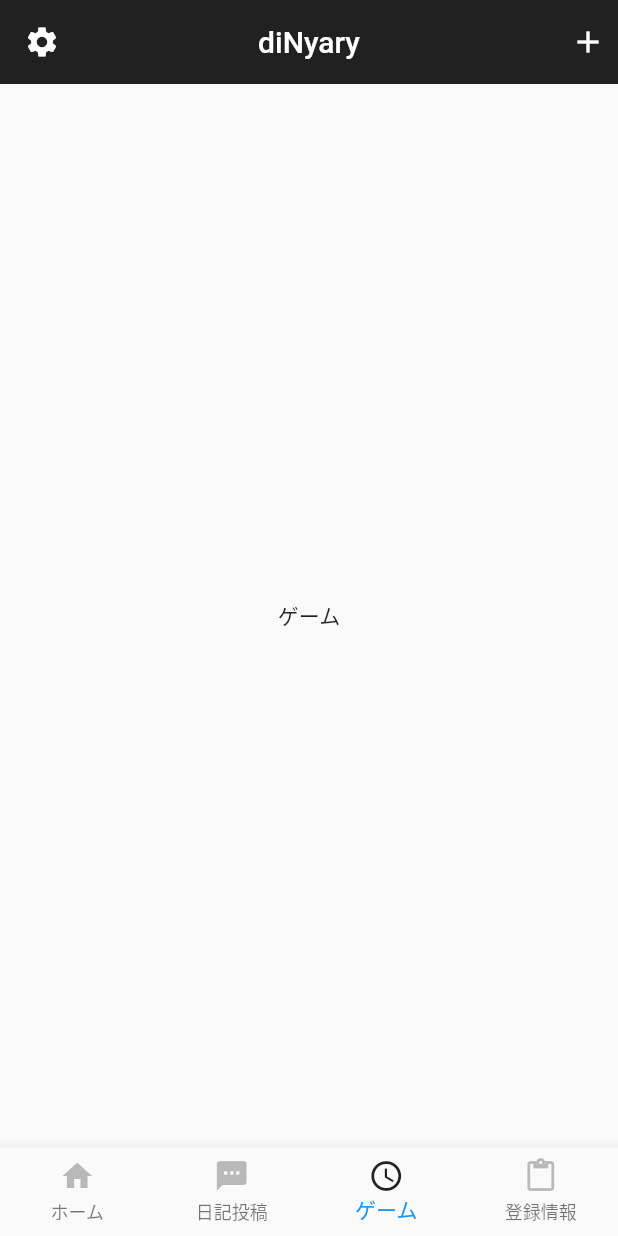
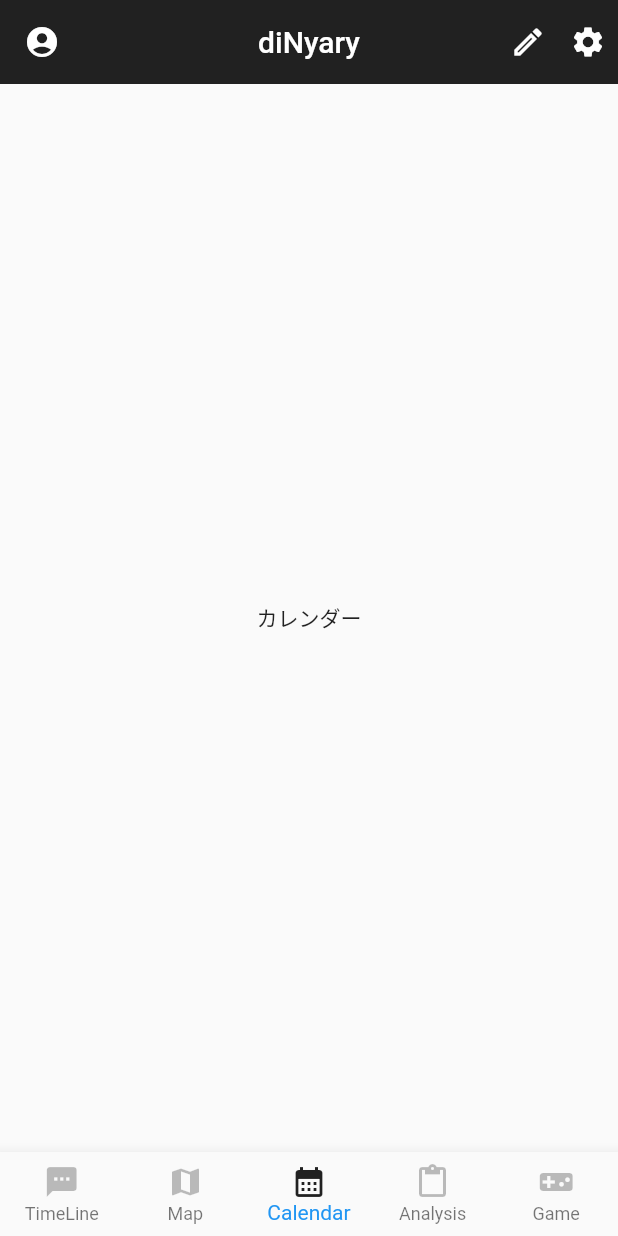
Before and after one commit to YutoUshijima/dinyary, a Flutter app: the screen it shows after launch, item 3 of the bottom bar chosen, on a phone screen of 412 x 824 dp. Run offline on Flutter 3.47's test engine with Material 2 defaults, Android fonts, the phone set to English and light mode, and no system bars.

Commit message:
ヘッダーとフッターを決定版に変更しました

```diff
--- a/lib/root.dart
+++ b/lib/root.dart
@@ -2,9 +2,12 @@ import 'package:flutter/cupertino.dart';
 import 'package:flutter/material.dart';
 
 // == 作成したWidget をインポート ==================
-import 'routes/home_route.dart';
-import 'routes/user_route.dart';
 import 'routes/timeline_route.dart';
+import 'routes/map_route.dart';
+import 'routes/calendar_route.dart';
+import 'routes/analysis_route.dart';
+//import 'routes/home_route.dart';
+//import 'routes/user_route.dart';
 import 'routes/game_route.dart';
 // =============================================
 
@@ -20,26 +23,28 @@ class _RootWidgetState extends State<RootWidget> {
   final _bottomNavigationBarItems = <BottomNavigationBarItem>[];
 
   static const _footerIcons = [
-    Icons.home,
     Icons.textsms,
-    Icons.access_time,
+    Icons.map,
+    Icons.calendar_month,
     Icons.content_paste,
-    Icons.work,
+    Icons.videogame_asset,
   ];
 
   static const _footerItemNames = [
-    'ホーム',
-    '日記投稿',
-    'ゲーム',
-    '登録情報',
+    'TimeLine',
+    'Map',
+    'Calendar',
+    'Analysis',
+    'Game',
   ];
 
   // === 追加部分 ===
   var _routes = [
-    Home(),
     TimeLine(),
+    Map(),
+    Calendar(),
+    Analysis(),
     Game(),
-    User(),
   ];
   // ==============
 
@@ -59,8 +64,7 @@ class _RootWidgetState extends State<RootWidget> {
         _footerIcons[index],
         color: Colors.black87,
       ),
-        label:
-          _footerItemNames[index],
+      label: _footerItemNames[index],
     );
   }
 
@@ -70,8 +74,7 @@ class _RootWidgetState extends State<RootWidget> {
         _footerIcons[index],
         color: Colors.black26,
       ),
-        label:
-          _footerItemNames[index],
+      label: _footerItemNames[index],
     );
   }
 
--- /dev/null
+++ b/lib/routes/analysis_route.dart
@@ -0,0 +1,14 @@
+import 'package:flutter/material.dart';
+import 'header.dart';
+
+class Analysis extends StatelessWidget {
+  // <- (※1)
+  @override
+  Widget build(BuildContext context) {
+    return Scaffold(
+      appBar: Header(),
+      body: Center(child: Text("解析") // <- (※3)
+          ),
+    );
+  }
+}
--- /dev/null
+++ b/lib/routes/calendar_route.dart
@@ -0,0 +1,13 @@
+import 'package:flutter/material.dart';
+import 'header.dart';
+
+class Calendar extends StatelessWidget { // <- (※1)
+  @override
+  Widget build(BuildContext context) {
+    return Scaffold(
+      appBar: Header(),
+      body: Center(child: Text("カレンダー") // <- (※3)
+          ),
+    );
+  }
+}
--- a/lib/routes/header.dart
+++ b/lib/routes/header.dart
@@ -9,12 +9,16 @@ class Header extends StatelessWidget with PreferredSizeWidget{
    return AppBar(
      leading: Padding(
        padding: const EdgeInsets.all(8.0),
-       child: Icon(Icons.settings),
+       child: Icon(Icons.account_circle),
      ),
      actions: [
        Padding(
          padding: const EdgeInsets.all(8.0),
-         child: Icon(Icons.add),
+         child: Icon(Icons.create_outlined),
+       ),
+       Padding(
+         padding: const EdgeInsets.all(8.0),
+         child: Icon(Icons.settings),
        ),
      ],
      title: Text(
--- /dev/null
+++ b/lib/routes/map_route.dart
@@ -0,0 +1,14 @@
+import 'package:flutter/material.dart';
+import 'header.dart';
+
+class Map extends StatelessWidget {
+  // <- (※1)
+  @override
+  Widget build(BuildContext context) {
+    return Scaffold(
+      appBar: Header(),
+      body: Center(child: Text("地図") // <- (※3)
+          ),
+    );
+  }
+}
```
Lines whose indentation alone changed are shown as unchanged.
